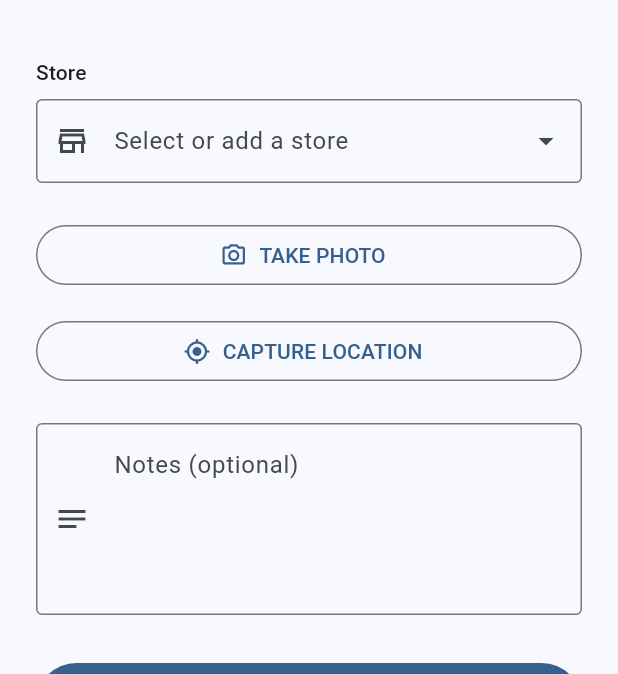
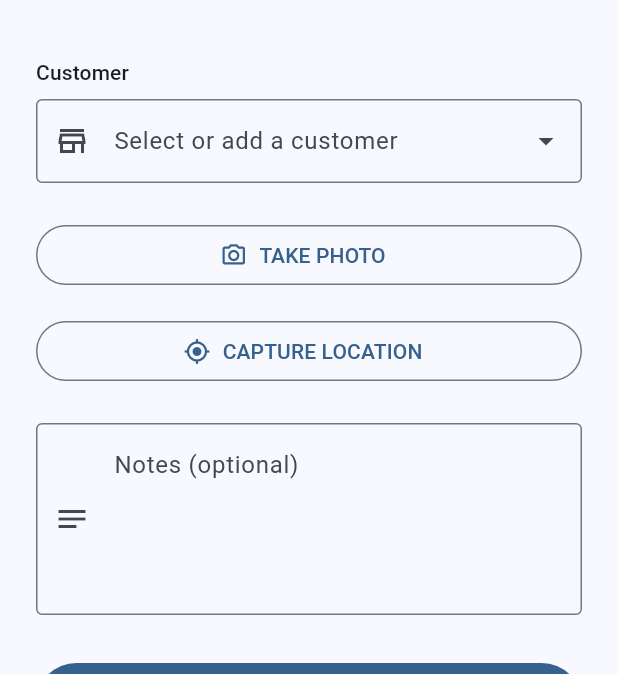
Before and after one commit to vianneywendy/SalesTrackerApp, a Flutter app: the CheckInScreen screen opened directly, after a tap on "CAPTURE LOCATION", on a phone screen of 412 x 824 dp, the part 63-737 px from its top. Run offline on Flutter 3.47's test engine with Material 3 defaults, Android fonts, the phone set to English and light mode, and no system bars; our stand-ins replace geocoding, geolocator, image_picker, supabase_flutter; accounts and stored records are empty.

Commit message:
Improve customer master integration and visit workflow

```diff
--- a/lib/screens/check_in_screen.dart
+++ b/lib/screens/check_in_screen.dart
@@ -53,24 +53,53 @@ class _CheckInScreenState extends State<CheckInScreen> {
     }
 
     try {
+      const pageSize = 500;
+      var start = 0;
+
+      final allStores = <Map<String, dynamic>>[];
+
+      while (true) {
         final data = await Supabase.instance.client
             .from('stores')
             .select(
-            'id, name, address, normalized_name, is_active',
+              '''
+                id,
+                name,
+                address,
+                city,
+                nickname,
+                official_name,
+                display_name,
+                normalized_name,
+                is_active
+              ''',
             )
             .eq('is_active', true)
-          .order('name');
+            .order('name')
+            .range(
+              start,
+              start + pageSize - 1,
+            );
 
-      final loadedStores = data
+        final page = data
             .map<Map<String, dynamic>>(
               (store) => Map<String, dynamic>.from(store),
             )
             .toList();
 
+        allStores.addAll(page);
+
+        if (page.length < pageSize) {
+          break;
+        }
+
+        start += pageSize;
+      }
+
       if (!mounted) return;
 
       setState(() {
-        stores = loadedStores;
+        stores = allStores;
         isLoadingStores = false;
       });
     } on PostgrestException catch (error) {
@@ -81,7 +110,7 @@ class _CheckInScreenState extends State<CheckInScreen> {
       });
 
       showMessage(
-        'Unable to load stores: ${error.message}',
+        'Unable to load customers: ${error.message}',
       );
     } catch (error) {
       if (!mounted) return;
@@ -90,7 +119,9 @@ class _CheckInScreenState extends State<CheckInScreen> {
         isLoadingStores = false;
       });
 
-      showMessage('Unable to load stores: $error');
+      showMessage(
+        'Unable to load customers: $error',
+      );
     }
   }
 
@@ -134,12 +165,25 @@ class _CheckInScreenState extends State<CheckInScreen> {
           .from('stores')
           .insert({
             'name': cleanedName,
+            'display_name': cleanedName,
+            'official_name': cleanedName,
             'normalized_name': normalizedName,
+            'source': 'manual',
             'created_by': user.id,
             'is_active': true,
           })
           .select(
-            'id, name, address, normalized_name, is_active',
+            '''
+              id,
+              name,
+              address,
+              city,
+              nickname,
+              official_name,
+              display_name,
+              normalized_name,
+              is_active
+            ''',
           )
           .single();
 
@@ -174,7 +218,17 @@ class _CheckInScreenState extends State<CheckInScreen> {
           final existingStore = await Supabase.instance.client
               .from('stores')
               .select(
-                'id, name, address, normalized_name, is_active',
+                '''
+              id,
+              name,
+              address,
+              city,
+              nickname,
+              official_name,
+              display_name,
+              normalized_name,
+              is_active
+            ''',
               )
               .eq('normalized_name', normalizedName)
               .eq('is_active', true)
@@ -409,7 +463,8 @@ class _CheckInScreenState extends State<CheckInScreen> {
   @override
   Widget build(BuildContext context) {
     final selectedStoreName =
-        selectedStore?['name']?.toString();
+        selectedStore?['name']?.toString() ??
+            selectedStore?['display_name']?.toString();
 
     return Scaffold(
       appBar: AppBar(
@@ -420,7 +475,7 @@ class _CheckInScreenState extends State<CheckInScreen> {
           padding: const EdgeInsets.all(24),
           children: [
             Text(
-              'Store',
+              'Customer',
               style: Theme.of(context)
                   .textTheme
                   .labelLarge,
@@ -458,7 +513,7 @@ class _CheckInScreenState extends State<CheckInScreen> {
                   isLoadingStores
                       ? 'Loading stores...'
                       : selectedStoreName ??
-                          'Select or add a store',
+                          'Select or add a customer',
                   style: selectedStoreName == null
                       ? Theme.of(context)
                           .textTheme
@@ -619,11 +674,18 @@ class _StorePickerDialogState
     }
 
     return widget.stores.where((store) {
-      final storeName =
-          store['name']?.toString() ?? '';
+      final searchableFields = [
+        store['name'],
+        store['display_name'],
+        store['official_name'],
+        store['nickname'],
+        store['city'],
+      ];
 
-      return normalize(storeName)
+      return searchableFields.any((field) {
+        return normalize(field?.toString() ?? '')
             .contains(normalizedSearch);
+      });
     }).toList();
   }
 
@@ -643,6 +705,19 @@ class _StorePickerDialogState
 
       return normalizedStoreName == normalizedSearch;
     });
+  }
+
+  Widget? _buildCustomerSubtitle(
+    Map<String, dynamic> store,
+  ) {
+    final city =
+        store['city']?.toString().trim() ?? '';
+
+    if (city.isEmpty) {
+      return null;
+    }
+
+    return Text(city);
   }
 
   Future<void> addStore() async {
@@ -684,7 +759,7 @@ class _StorePickerDialogState
         searchController.text.trim();
 
     return AlertDialog(
-      title: const Text('Select Store'),
+      title: const Text('Select Customer'),
       contentPadding:
           const EdgeInsets.fromLTRB(24, 16, 24, 0),
       content: SizedBox(
@@ -703,7 +778,7 @@ class _StorePickerDialogState
                 });
               },
               decoration: const InputDecoration(
-                labelText: 'Search store',
+                labelText: 'Search customer',
                 prefixIcon: Icon(Icons.search),
                 border: OutlineInputBorder(),
               ),
@@ -719,7 +794,7 @@ class _StorePickerDialogState
                         vertical: 24,
                       ),
                       child: Text(
-                        'No matching store found.',
+                        'No matching customer found.',
                       ),
                     )
                   : ListView.separated(
@@ -740,18 +815,10 @@ class _StorePickerDialogState
                           title: Text(
                             store['name']
                                     ?.toString() ??
-                                'Unnamed store',
+                                'Unnamed customer',
                           ),
-                          subtitle:
-                              store['address'] == null ||
-                                      store['address']
-                                          .toString()
-                                          .trim()
-                                          .isEmpty
-                                  ? null
-                                  : Text(
-                                      store['address']
-                                          .toString(),
+                          subtitle: _buildCustomerSubtitle(
+                            store,
                           ),
                           onTap: () {
                             Navigator.of(context)
@@ -784,7 +851,7 @@ class _StorePickerDialogState
                   'Add "$enteredName"',
                 ),
                 subtitle: const Text(
-                  'Save this store for future visits',
+                  'Save this customer for future visits',
                 ),
                 enabled: !isAddingStore,
                 onTap:
```
Lines whose indentation alone changed are shown as unchanged.
